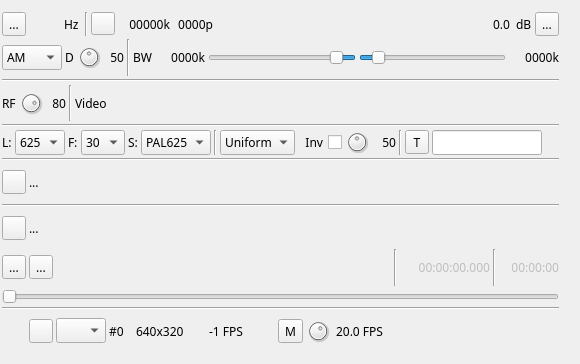
Above: plugins/channeltx/modatv/atvmodgui.ui from f4exb/sdrangel before the change. Below: the same form after it.
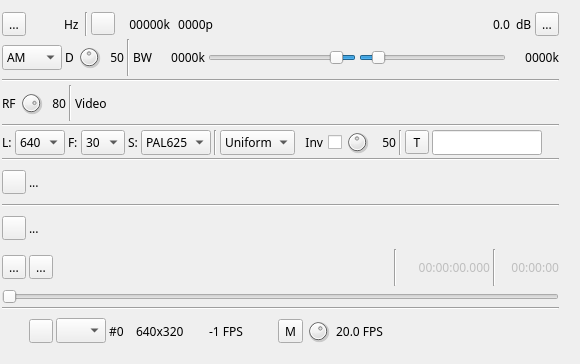
That is the form after the change. Icons and pictures are not drawn. Custom widgets are drawn as their Qt base class.

```diff
--- a/plugins/channeltx/modatv/atvmodgui.ui
+++ b/plugins/channeltx/modatv/atvmodgui.ui
@@ -539,6 +539,11 @@
         <property name="toolTip">
          <string>Lines per full frame</string>
         </property>
+        <item>
+         <property name="text">
+          <string>640</string>
+         </property>
+        </item>
         <item>
          <property name="text">
           <string>625</string>
```
Left out of the diff: 25 changed lines with no effect on the pictures.
